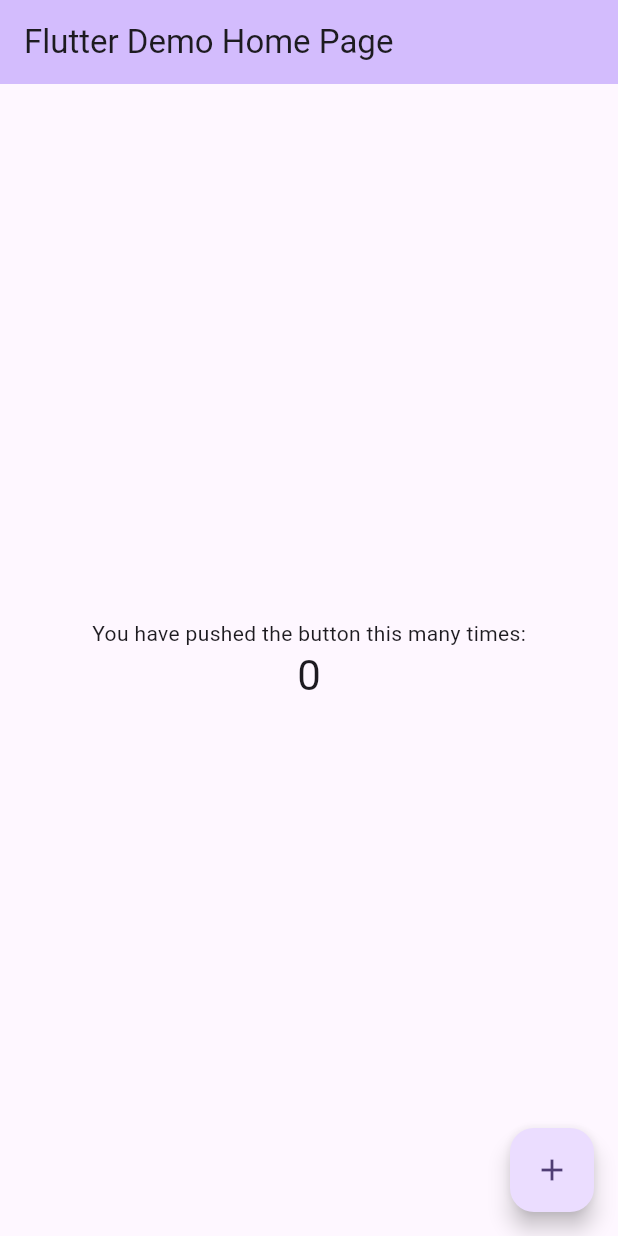
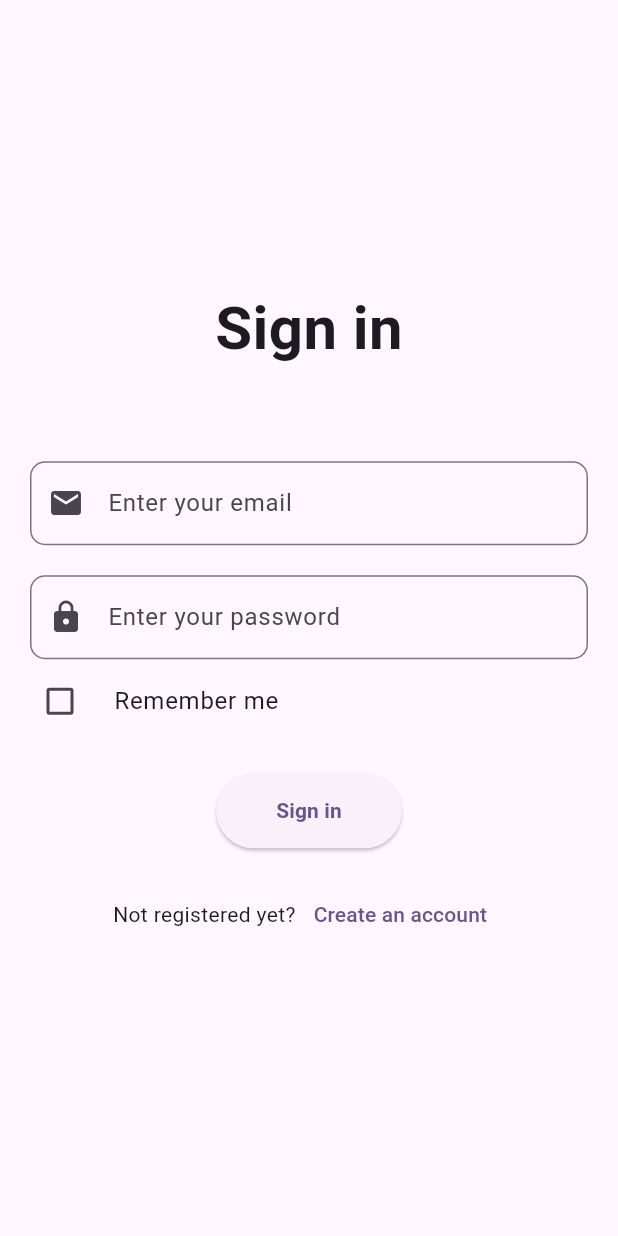
Before and after one commit to Git-GA/ees_tech, a Flutter app: the screen it shows after launch, on a phone screen of 412 x 824 dp. Run offline on Flutter 3.47's test engine with Material 2 defaults, Android fonts, the phone set to English and light mode, and no system bars; our stand-ins replace email_validator.

Commit message:
login page

```diff
--- a/lib/main.dart
+++ b/lib/main.dart
@@ -1,3 +1,4 @@
+import 'package:ees_tech/pages/login_page.dart';
 import 'package:flutter/material.dart';
 
 void main() {
@@ -31,7 +32,9 @@
         colorScheme: ColorScheme.fromSeed(seedColor: Colors.deepPurple),
         useMaterial3: true,
       ),
-      home: const MyHomePage(title: 'Flutter Demo Home Page'),
+      home: LoginPage(
+        title: "Login Page",
+      ),
     );
   }
 }
--- /dev/null
+++ b/lib/pages/login_page.dart
@@ -0,0 +1,132 @@
+import 'package:ees_tech/pages/register_page.dart';
+import 'package:email_validator/email_validator.dart';
+import 'package:flutter/material.dart';
+
+class LoginPage extends StatefulWidget {
+  const LoginPage({Key? key, required this.title}) : super(key: key);
+  final String title;
+
+  @override
+  State<LoginPage> createState() => _LoginPageState();
+}
+
+class _LoginPageState extends State<LoginPage> {
+  final _formKey = GlobalKey<FormState>();
+  var rememberValue = false;
+
+  @override
+  Widget build(BuildContext context) {
+    return Scaffold(
+      backgroundColor: Theme.of(context).colorScheme.background,
+      body: Container(
+        padding: const EdgeInsets.all(20),
+        child: Column(
+          mainAxisAlignment: MainAxisAlignment.center,
+          crossAxisAlignment: CrossAxisAlignment.center,
+          children: <Widget>[
+            const Text(
+              'Sign in',
+              style: TextStyle(
+                fontWeight: FontWeight.bold,
+                fontSize: 40,
+              ),
+            ),
+            const SizedBox(
+              height: 60,
+            ),
+            Form(
+              key: _formKey,
+              child: Column(
+                children: [
+                  TextFormField(
+                    validator: (value) => EmailValidator.validate(value!)
+                        ? null
+                        : "Please enter a valid email",
+                    maxLines: 1,
+                    decoration: InputDecoration(
+                      hintText: 'Enter your email',
+                      prefixIcon: const Icon(Icons.email),
+                      border: OutlineInputBorder(
+                        borderRadius: BorderRadius.circular(10),
+                      ),
+                    ),
+                  ),
+                  const SizedBox(
+                    height: 20,
+                  ),
+                  TextFormField(
+                    validator: (value) {
+                      if (value == null || value.isEmpty) {
+                        return 'Please enter your password';
+                      }
+                      return null;
+                    },
+                    maxLines: 1,
+                    obscureText: true,
+                    decoration: InputDecoration(
+                      prefixIcon: const Icon(Icons.lock),
+                      hintText: 'Enter your password',
+                      border: OutlineInputBorder(
+                        borderRadius: BorderRadius.circular(10),
+                      ),
+                    ),
+                  ),
+                  CheckboxListTile(
+                    title: const Text("Remember me"),
+                    contentPadding: EdgeInsets.zero,
+                    value: rememberValue,
+                    activeColor: Theme.of(context).colorScheme.primary,
+                    onChanged: (newValue) {
+                      setState(() {
+                        rememberValue = newValue!;
+                      });
+                    },
+                    controlAffinity: ListTileControlAffinity.leading,
+                  ),
+                  const SizedBox(
+                    height: 20,
+                  ),
+                  ElevatedButton(
+                    onPressed: () {
+                      if (_formKey.currentState!.validate()) {}
+                    },
+                    style: ElevatedButton.styleFrom(
+                      padding: const EdgeInsets.fromLTRB(40, 15, 40, 15),
+                    ),
+                    child: const Text(
+                      'Sign in',
+                      style: TextStyle(
+                        fontWeight: FontWeight.bold,
+                      ),
+                    ),
+                  ),
+                  const SizedBox(
+                    height: 20,
+                  ),
+                  Row(
+                    mainAxisAlignment: MainAxisAlignment.center,
+                    children: [
+                      const Text('Not registered yet?'),
+                      TextButton(
+                        onPressed: () {
+                          Navigator.pushReplacement(
+                            context,
+                            MaterialPageRoute(
+                              builder: (context) =>
+                                  const RegisterPage(title: 'Register UI'),
+                            ),
+                          );
+                        },
+                        child: const Text('Create an account'),
+                      ),
+                    ],
+                  ),
+                ],
+              ),
+            )
+          ],
+        ),
+      ),
+    );
+  }
+}
--- a/pubspec.yaml
+++ b/pubspec.yaml
@@ -41,6 +41,7 @@
   slang: ^3.15.0
   slang_flutter: ^3.15.0
   get: ^4.6.5
+  email_validator: ^2.1.17
 
 dev_dependencies:
   flutter_test:
```
Also changed, not shown: lib/pages/register_page.dart (added, +160 -0 lines), pubspec.lock, 1 other file.
